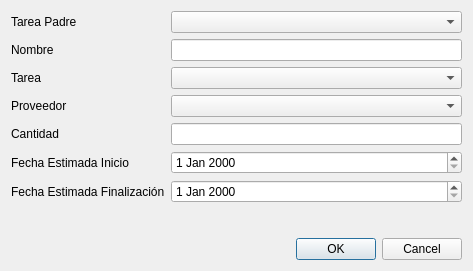
diegowald/mksPlanner, file mksPlanner/views/dlgeditplanningtask.ui: the form before one commit.
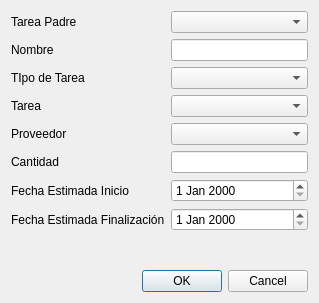
The form after the commit. Icons and pictures are not drawn.

Commit message: Incorporacion de iconos. Calculo de materiales. Posibilidad de seleccionar el tipo de tarea. Posibilidad de agregar subtareas

```diff
--- a/mksPlanner/views/dlgeditplanningtask.ui
+++ b/mksPlanner/views/dlgeditplanningtask.ui
@@ -6,8 +6,8 @@
    <rect>
     <x>0</x>
     <y>0</y>
-    <width>473</width>
-    <height>271</height>
+    <width>319</width>
+    <height>303</height>
    </rect>
   </property>
   <property name="windowTitle">
@@ -36,56 +36,69 @@
      <item row="1" column="1">
       <widget class="QLineEdit" name="txtNombre"/>
      </item>
-     <item row="2" column="0">
+     <item row="3" column="0">
       <widget class="QLabel" name="label_2">
        <property name="text">
         <string>Tarea</string>
        </property>
       </widget>
      </item>
-     <item row="2" column="1">
+     <item row="3" column="1">
       <widget class="QComboBox" name="cboTarea"/>
      </item>
-     <item row="3" column="0">
+     <item row="4" column="0">
       <widget class="QLabel" name="label_3">
        <property name="text">
         <string>Proveedor</string>
        </property>
       </widget>
      </item>
-     <item row="3" column="1">
+     <item row="4" column="1">
       <widget class="QComboBox" name="cboProveedor"/>
      </item>
-     <item row="4" column="0">
+     <item row="5" column="0">
       <widget class="QLabel" name="label_4">
        <property name="text">
         <string>Cantidad</string>
        </property>
       </widget>
      </item>
-     <item row="4" column="1">
+     <item row="5" column="1">
       <widget class="QLineEdit" name="txtCantidad"/>
      </item>
-     <item row="5" column="0">
+     <item row="6" column="0">
       <widget class="QLabel" name="label_5">
        <property name="text">
         <string>Fecha Estimada Inicio</string>
        </property>
       </widget>
      </item>
-     <item row="6" column="0">
+     <item row="7" column="0">
       <widget class="QLabel" name="label_6">
        <property name="text">
         <string>Fecha Estimada Finalización</string>
        </property>
       </widget>
      </item>
-     <item row="5" column="1">
-      <widget class="QDateEdit" name="dateFechaEstimadaInicio"/>
-     </item>
      <item row="6" column="1">
+      <widget class="QDateEdit" name="dateFechaEstimadaInicio"/>
+     </item>
+     <item row="7" column="1">
       <widget class="QDateEdit" name="dateFechaEstimadaFinalizacion"/>
      </item>
+     <item row="2" column="0">
+      <widget class="QLabel" name="label_7">
+       <property name="text">
+        <string>TIpo de Tarea</string>
+       </property>
+       <property name="buddy">
+        <cstring>cboTaskType</cstring>
+       </property>
+      </widget>
+     </item>
+     <item row="2" column="1">
+      <widget class="QComboBox" name="cboTaskType"/>
+     </item>
     </layout>
    </item>
    <item>
```
Left out of the diff: 39 changed lines with no effect on the pictures. The commit also changes 112 other files.
